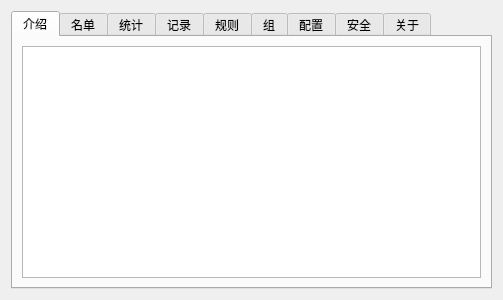
The window that plugins/QuantifyPlugin/quantifyhelpdialog.ui (howdy213/QuantifyPlugin) describes before a commit, drawn with Qt 5.
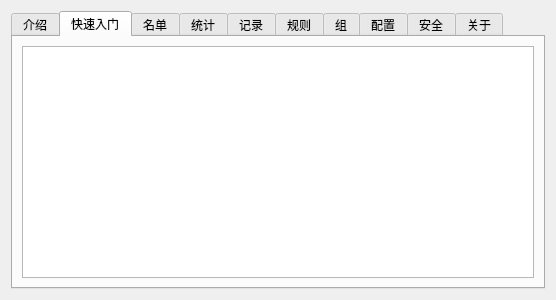
The same window after the commit. The open tabs and pages were chosen to show the change.

Commit message: feat: 增加快速入门标签页

```diff
--- a/plugins/QuantifyPlugin/quantifyhelpdialog.ui
+++ b/plugins/QuantifyPlugin/quantifyhelpdialog.ui
@@ -6,7 +6,7 @@
    <rect>
     <x>0</x>
     <y>0</y>
-    <width>503</width>
+    <width>556</width>
     <height>300</height>
    </rect>
   </property>
@@ -29,6 +29,16 @@
        </item>
       </layout>
      </widget>
+     <widget class="QWidget" name="tabQuickStart">
+      <attribute name="title">
+       <string>快速入门</string>
+      </attribute>
+      <layout class="QGridLayout" name="gridLayout_14">
+       <item row="0" column="0">
+        <widget class="QTextBrowser" name="textBrowserQuickStart"/>
+       </item>
+      </layout>
+     </widget>
      <widget class="QWidget" name="tabNamelist">
       <attribute name="title">
        <string>名单</string>
```
The commit also changes 9 other files.
